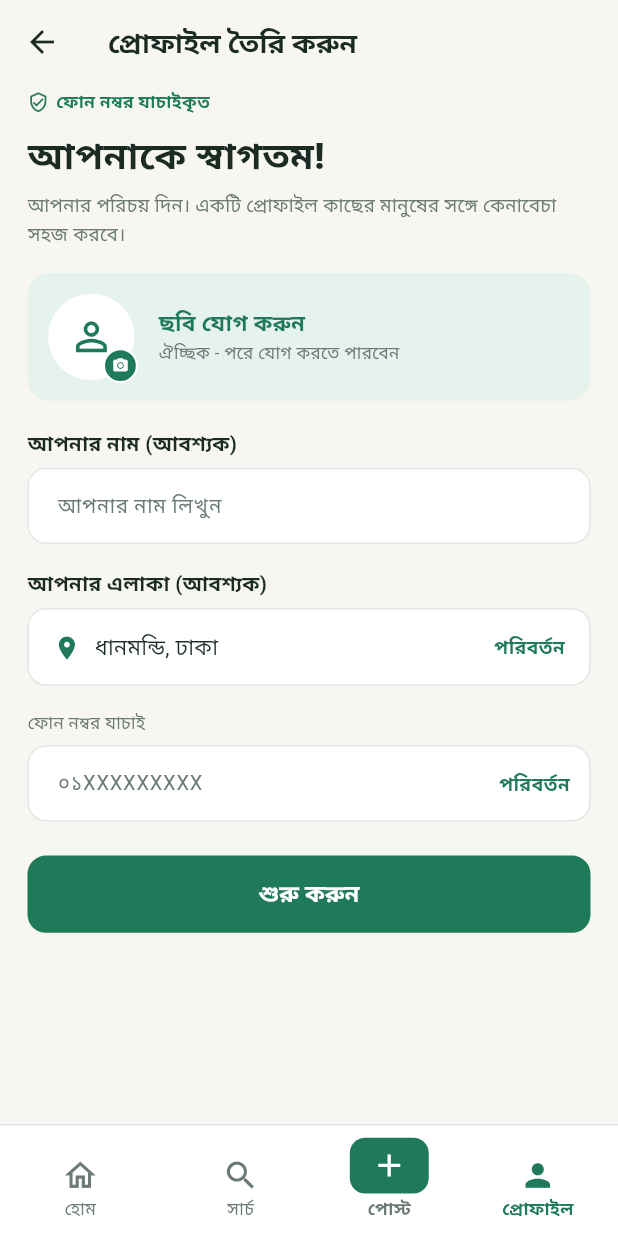
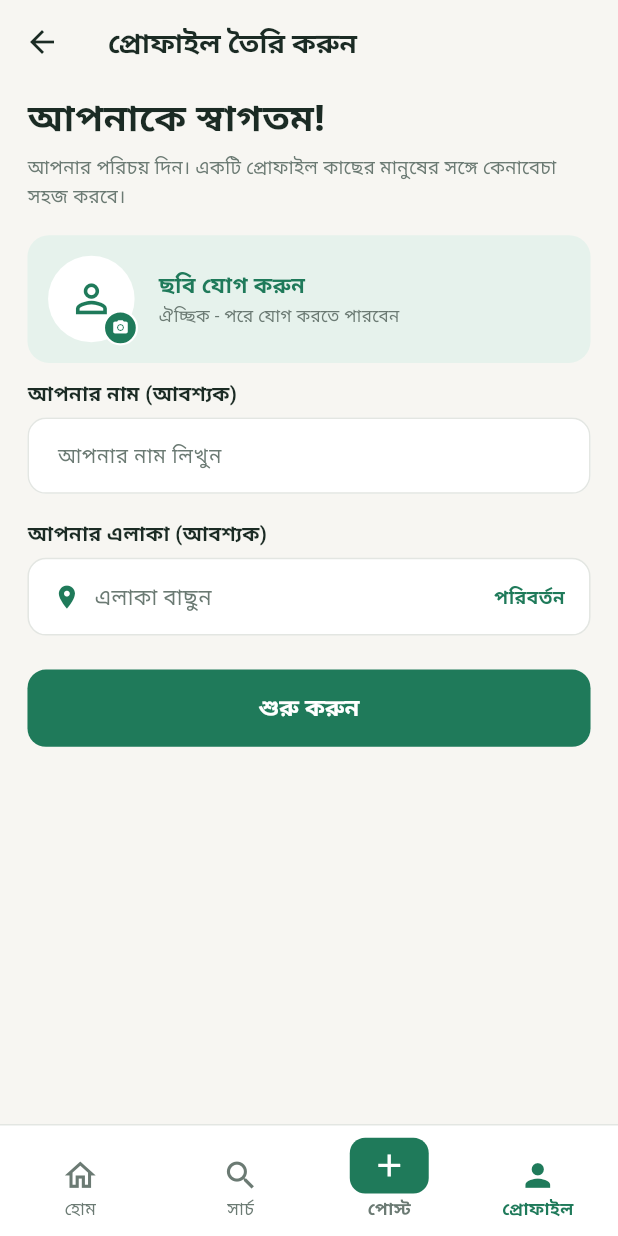
Before and after one commit to srsohan485/Hatbodol, a Flutter app: the CreateProfileView screen opened by its route, on a phone screen of 412 x 824 dp. Run offline on Flutter 3.47's test engine with Material 3 defaults, Android fonts, the phone set to English and light mode, and no system bars; our stand-ins replace flutter_screenutil, font_awesome_flutter, geolocator, get, get_storage, image_picker; accounts and stored records are empty.

Commit message:
Profile Api Call

```diff
--- a/lib/modules/create_profile/views/create_profile_view.dart
+++ b/lib/modules/create_profile/views/create_profile_view.dart
@@ -1,5 +1,6 @@
+import 'dart:io';
+
 import 'package:flutter/material.dart';
-import 'package:flutter/services.dart';
 import 'package:flutter_screenutil/flutter_screenutil.dart';
 import 'package:get/get.dart';
 import 'package:hatbodol/core/widgets/app_bottom_nav.dart';
@@ -12,6 +13,8 @@ class CreateProfileView extends GetView<CreateProfileController> {
 
   @override
   Widget build(BuildContext context) {
+    final isEdit = controller.isEdit;
+
     return GestureDetector(
       onTap: () => FocusScope.of(context).unfocus(),
       child: Scaffold(
@@ -25,7 +28,7 @@ class CreateProfileView extends GetView<CreateProfileController> {
             onPressed: Get.back,
           ),
           title: Text(
-            'প্রোফাইল তৈরি করুন',
+            isEdit ? 'প্রোফাইল সম্পাদনা' : 'প্রোফাইল তৈরি করুন',
             style: TextStyle(
               fontSize: 18.sp,
               fontWeight: FontWeight.w800,
@@ -38,22 +41,7 @@ class CreateProfileView extends GetView<CreateProfileController> {
           child: Column(
             crossAxisAlignment: CrossAxisAlignment.start,
             children: [
-              Row(
-                children: [
-                  Icon(Icons.verified_user_outlined,
-                      size: 14.sp, color: AppColors.primary),
-                  SizedBox(width: 4.w),
-                  Text(
-                    'ফোন নম্বর যাচাইকৃত',
-                    style: TextStyle(
-                      fontSize: 11.sp,
-                      fontWeight: FontWeight.w600,
-                      color: AppColors.primary,
-                    ),
-                  ),
-                ],
-              ),
-              SizedBox(height: 8.h),
+              if (!isEdit) ...[
                 Text(
                   'আপনাকে স্বাগতম!',
                   style: TextStyle(
@@ -73,13 +61,32 @@ class CreateProfileView extends GetView<CreateProfileController> {
                   ),
                 ),
                 SizedBox(height: 16.h),
-              _photoCard(),
-              SizedBox(height: 18.h),
+              ],
+              _photoCard(isEdit),
+              Obx(
+                    () => controller.hasPhoto
+                    ? Align(
+                  alignment: Alignment.centerLeft,
+                  child: TextButton(
+                    onPressed: controller.removePhoto,
+                    child: Text(
+                      'ছবি মুছুন',
+                      style: TextStyle(
+                        fontSize: 12.sp,
+                        fontWeight: FontWeight.w600,
+                        color: AppColors.danger,
+                      ),
+                    ),
+                  ),
+                )
+                    : const SizedBox.shrink(),
+              ),
+              SizedBox(height: 10.h),
               _label('আপনার নাম (আবশ্যক)'),
               SizedBox(height: 6.h),
               TextField(
                 controller: controller.nameCtrl,
-                textInputAction: TextInputAction.next,
+                textInputAction: TextInputAction.done,
                 style: _inputStyle,
                 decoration: _decoration('আপনার নাম লিখুন'),
               ),
@@ -87,44 +94,6 @@ class CreateProfileView extends GetView<CreateProfileController> {
               _label('আপনার এলাকা (আবশ্যক)'),
               SizedBox(height: 6.h),
               _areaBox(),
-              SizedBox(height: 16.h),
-              Text(
-                'ফোন নম্বর যাচাই',
-                style: TextStyle(fontSize: 11.sp, color: AppColors.textGrey),
-              ),
-              SizedBox(height: 6.h),
-              TextField(
-                controller: controller.phoneCtrl,
-                focusNode: controller.phoneFocus,
-                keyboardType: TextInputType.phone,
-                textInputAction: TextInputAction.done,
-                maxLength: 11,
-                inputFormatters: [
-                  FilteringTextInputFormatter.allow(RegExp(r'[0-9০-৯]')),
-                ],
-                style: _inputStyle,
-                decoration: _decoration('০১XXXXXXXXX').copyWith(
-                  counterText: '',
-                  suffixIcon: Padding(
-                    padding: EdgeInsets.only(right: 12.w),
-                    child: GestureDetector(
-                      behavior: HitTestBehavior.opaque,
-                      onTap: controller.changePhone,
-                      child: Center(
-                        widthFactor: 1,
-                        child: Text(
-                          'পরিবর্তন',
-                          style: TextStyle(
-                            fontSize: 12.sp,
-                            fontWeight: FontWeight.w700,
-                            color: AppColors.primary,
-                          ),
-                        ),
-                      ),
-                    ),
-                  ),
-                ),
-              ),
               SizedBox(height: 22.h),
               Obx(
                     () => SizedBox(
@@ -153,7 +122,7 @@ class CreateProfileView extends GetView<CreateProfileController> {
                       ),
                     )
                         : Text(
-                            'শুরু করুন',
+                      isEdit ? 'সংরক্ষণ করুন' : 'শুরু করুন',
                       style: TextStyle(
                         fontSize: 15.sp,
                         fontWeight: FontWeight.w800,
@@ -206,7 +175,7 @@ class CreateProfileView extends GetView<CreateProfileController> {
     );
   }
 
-  Widget _photoCard() {
+  Widget _photoCard(bool isEdit) {
     return GestureDetector(
       behavior: HitTestBehavior.opaque,
       onTap: controller.pickPhoto,
@@ -219,16 +188,20 @@ class CreateProfileView extends GetView<CreateProfileController> {
         child: Row(
           children: [
             Obx(() {
-              final photo = controller.photo.value;
+              final path = controller.photoPath.value;
+              final url = controller.photoUrl.value;
+              final ImageProvider? provider = path != null
+                  ? FileImage(File(path))
+                  : (url != null ? NetworkImage(url) : null);
+
               return Stack(
                 clipBehavior: Clip.none,
                 children: [
                   CircleAvatar(
                     radius: 28.r,
                     backgroundColor: Colors.white,
-                    backgroundImage:
-                        photo != null ? AssetImage(photo) : null,
-                    child: photo == null
+                    backgroundImage: provider,
+                    child: provider == null
                         ? Icon(Icons.person_outline,
                         size: 30.sp, color: AppColors.primary)
                         : null,
@@ -256,7 +229,7 @@ class CreateProfileView extends GetView<CreateProfileController> {
                 crossAxisAlignment: CrossAxisAlignment.start,
                 children: [
                   Text(
-                    'ছবি যোগ করুন',
+                    isEdit ? 'ছবি বদলান' : 'ছবি যোগ করুন',
                     style: TextStyle(
                       fontSize: 14.sp,
                       fontWeight: FontWeight.w800,
@@ -265,7 +238,9 @@ class CreateProfileView extends GetView<CreateProfileController> {
                   ),
                   SizedBox(height: 2.h),
                   Text(
-                    'ঐচ্ছিক - পরে যোগ করতে পারবেন',
+                    isEdit
+                        ? 'নতুন ছবি বাছাই করতে চাপুন'
+                        : 'ঐচ্ছিক - পরে যোগ করতে পারবেন',
                     style: TextStyle(
                       fontSize: 11.sp,
                       color: AppColors.textGrey,
@@ -281,7 +256,10 @@ class CreateProfileView extends GetView<CreateProfileController> {
   }
 
   Widget _areaBox() {
-    return Container(
+    return GestureDetector(
+      behavior: HitTestBehavior.opaque,
+      onTap: controller.changeArea,
+      child: Container(
         padding: EdgeInsets.symmetric(horizontal: 14.w, vertical: 14.h),
         decoration: BoxDecoration(
           color: Colors.white,
@@ -293,17 +271,17 @@ class CreateProfileView extends GetView<CreateProfileController> {
             Icon(Icons.location_on, size: 18.sp, color: AppColors.primary),
             SizedBox(width: 8.w),
             Expanded(
-            child: Obx(
-              () => Text(
-                controller.area.value,
-                style: _inputStyle,
+              child: Obx(() {
+                final a = controller.area.value;
+                return Text(
+                  a.isEmpty ? 'এলাকা বাছুন' : a,
+                  style: a.isEmpty
+                      ? _inputStyle.copyWith(color: AppColors.textGrey)
+                      : _inputStyle,
+                );
+              }),
             ),
-            ),
-          ),
-          GestureDetector(
-            behavior: HitTestBehavior.opaque,
-            onTap: controller.changeArea,
-            child: Text(
+            Text(
               'পরিবর্তন',
               style: TextStyle(
                 fontSize: 12.sp,
@@ -311,8 +289,8 @@ class CreateProfileView extends GetView<CreateProfileController> {
                 color: AppColors.primary,
               ),
             ),
+          ],
         ),
-        ],
       ),
     );
   }
--- /dev/null
+++ b/lib/modules/profile/models/user_profile.dart
@@ -0,0 +1,67 @@
+import 'package:get/get.dart';
+import 'package:hatbodol/core/services/profile_session.dart';
+
+class UserProfile {
+  final int id;
+  final String email;
+  final String username;
+  final String fullName;
+  final String photo;
+  final String area;
+  final double? latitude;
+  final double? longitude;
+  final String phone;
+  final bool isPhoneVerified;
+
+  const UserProfile({
+    this.id = 0,
+    this.email = '',
+    this.username = '',
+    this.fullName = '',
+    this.photo = '',
+    this.area = '',
+    this.latitude,
+    this.longitude,
+    this.phone = '',
+    this.isPhoneVerified = false,
+  });
+
+  factory UserProfile.fromJson(Map<String, dynamic> j) => UserProfile(
+    id: (j['id'] as num?)?.toInt() ?? 0,
+    email: (j['email'] ?? '').toString(),
+    username: (j['username'] ?? '').toString(),
+    fullName: (j['full_name'] ?? '').toString(),
+    photo: (j['photo'] ?? '').toString(),
+    area: (j['area'] ?? '').toString(),
+    latitude: double.tryParse('${j['latitude']}'),
+    longitude: double.tryParse('${j['longitude']}'),
+    phone: (j['phone'] ?? '').toString(),
+    isPhoneVerified: j['is_phone_verified'] == true,
+  );
+
+  /// নাম না থাকলে username
+  String get displayName => fullName.isNotEmpty ? fullName : username;
+}
+
+/// সার্ভার থেকে পাওয়া প্রোফাইল ProfileSession এ বসায়,
+/// যাতে ProfileGuard আবার "প্রোফাইল তৈরি করুন" পেজে না পাঠায়
+void syncProfileSession(UserProfile p) {
+  Get.find<ProfileSession>()
+    ..setDraft(name: p.displayName, area: p.area, phone: p.phone, photo: null)
+    ..complete();
+}
+
+/// ProfileSession নতুন করে বানায় (সাইন-আউট বা অ্যাকাউন্ট মোছার পর পুরনো ডেটা সরাতে)
+void resetProfileSession() {
+  Get.delete<ProfileSession>(force: true);
+  Get.put(ProfileSession(), permanent: true);
+}
+
+/// error থেকে HTTP status code বের করে (না থাকলে null)
+int? httpStatusOf(Object e) {
+  try {
+    return (e as dynamic).statusCode as int?;
+  } catch (_) {
+    return null;
+  }
+}
--- a/pubspec.yaml
+++ b/pubspec.yaml
@@ -40,6 +40,7 @@ dependencies:
   http: ^1.6.0
   get_storage: ^2.1.1
   geolocator: ^14.1.2
+  image_picker: ^1.2.4
 
 dev_dependencies:
   flutter_test:
```
Also changed, not shown: lib/Services/ApiService.dart (+46 -1 lines), lib/modules/auth/controllers/sign_in_controller.dart (+17 -0 lines), lib/modules/create_profile/controllers/create_profile_controller.dart (+143 -40 lines), lib/modules/profile/controllers/profile_controller.dart (+105 -0 lines), lib/modules/profile/views/profile_view.dart (+41 -10 lines), pubspec.lock, 5 other files. Lines whose indentation alone changed are shown as unchanged.
